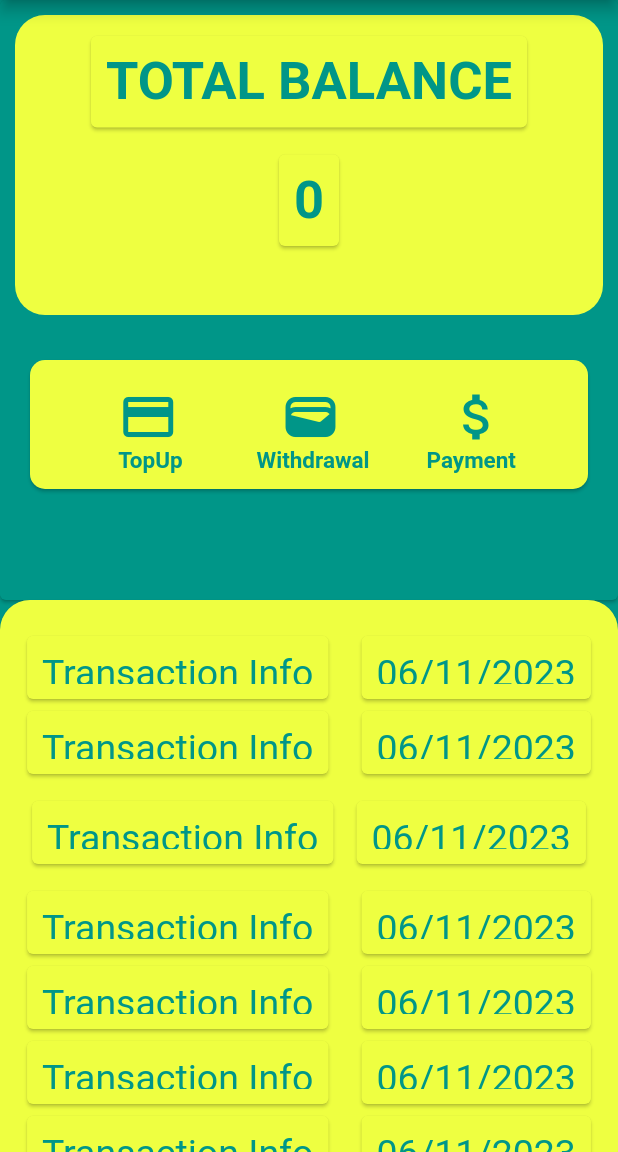
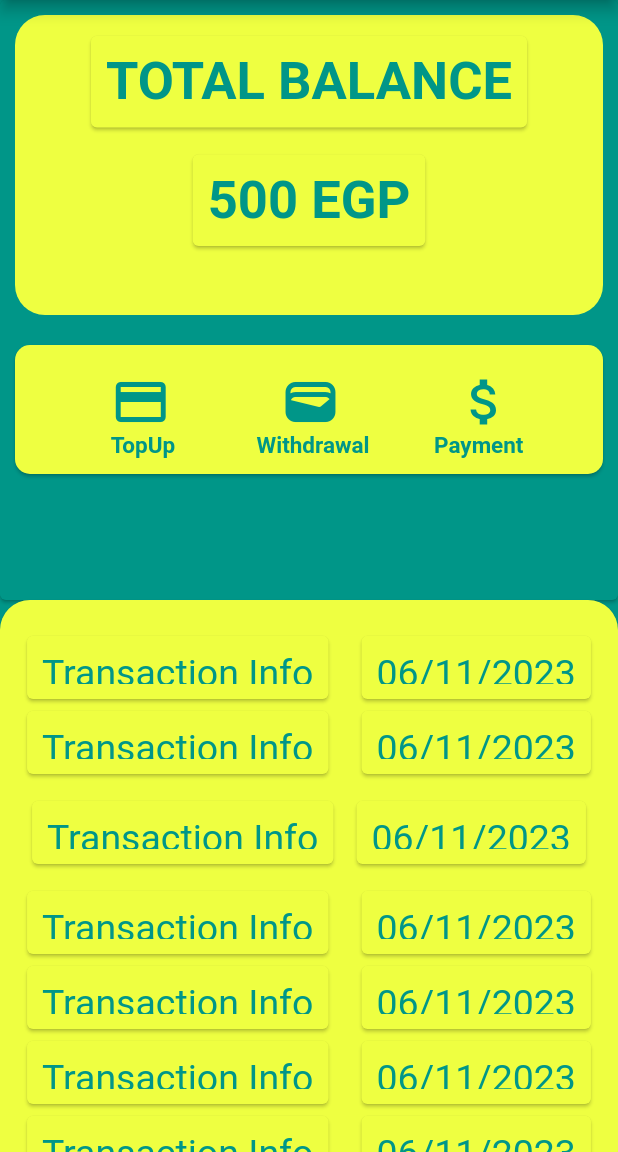
Before and after one commit to BobGalilio/flutterapp, a Flutter app: the screen it shows after launch, on a phone screen of 412 x 824 dp, the part 84-1236 px from its top. Run offline on Flutter 3.47's test engine with Material 2 defaults, Android fonts, the phone set to English and light mode, and no system bars.

Commit message:
Thursday's work

```diff
--- a/lib/pages/home_page.dart
+++ b/lib/pages/home_page.dart
@@ -11,7 +11,8 @@ class HomePage extends StatelessWidget {
   Widget build(BuildContext context) {
     return MaterialApp(
         debugShowCheckedModeBanner: false,
-        home: Scaffold(
+        home: SafeArea(
+          child: Scaffold(
             backgroundColor: Colors.teal,
             appBar: AppBar(
               // leading: Image.network(
@@ -103,7 +104,7 @@ class HomePage extends StatelessWidget {
                               color: Colors.limeAccent,
                               child: Padding(
                                 padding: const EdgeInsets.all(10.0),
-                              child: Text("0",
+                                child: Text("500 EGP",
                                     style: TextStyle(
                                         fontSize: 35,
                                         fontWeight: FontWeight.bold,
@@ -114,14 +115,15 @@ class HomePage extends StatelessWidget {
                         ),
                         Card(
                             color: Colors.limeAccent,
-                          margin: EdgeInsets.all(20),
+                            margin: EdgeInsets.all(10),
                             shape: RoundedRectangleBorder(
                                 borderRadius:
                                     BorderRadius.all(Radius.circular(10))),
                             child: Padding(
                               padding: const EdgeInsets.all(10.0),
                               child: Row(
-                              mainAxisAlignment: MainAxisAlignment.spaceEvenly,
+                                mainAxisAlignment:
+                                    MainAxisAlignment.spaceEvenly,
                                 children: [
                                   Column(
                                     mainAxisAlignment:
@@ -291,7 +293,8 @@ class HomePage extends StatelessWidget {
                         padding: const EdgeInsets.all(10.0),
                         child: Expanded(
                             child: Row(
-                              mainAxisAlignment: MainAxisAlignment.spaceEvenly,
+                                mainAxisAlignment:
+                                    MainAxisAlignment.spaceEvenly,
                                 children: <Widget>[
                               SizedBox(
                                 height: 50,
@@ -607,6 +610,7 @@ class HomePage extends StatelessWidget {
             //           },
             //           icon: Icon(Icons.list))
             //     ]),
+          ),
         ));
   }
 }
```
Also changed, not shown: lib/pages/profile_page.dart (+61 -11 lines). Lines whose indentation alone changed are shown as unchanged.
